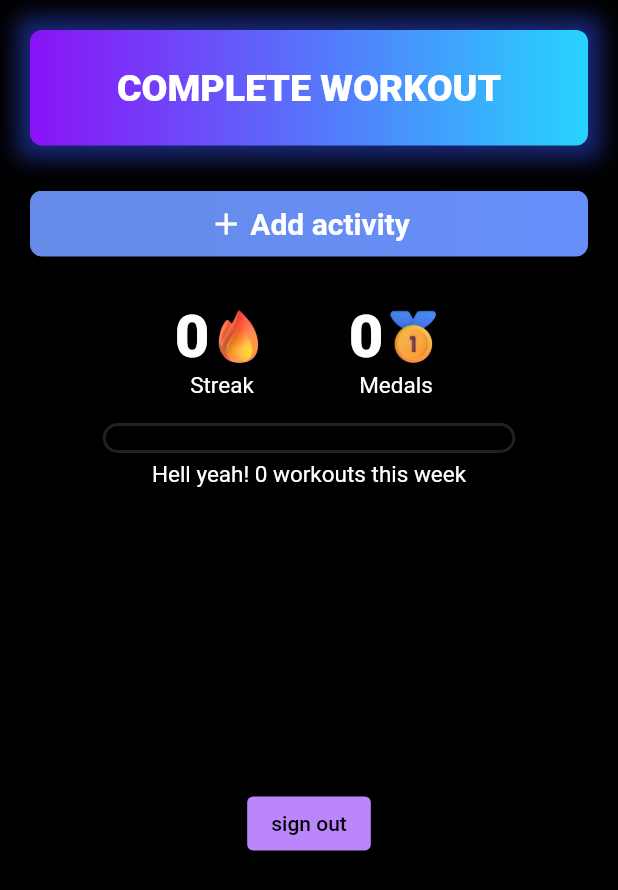
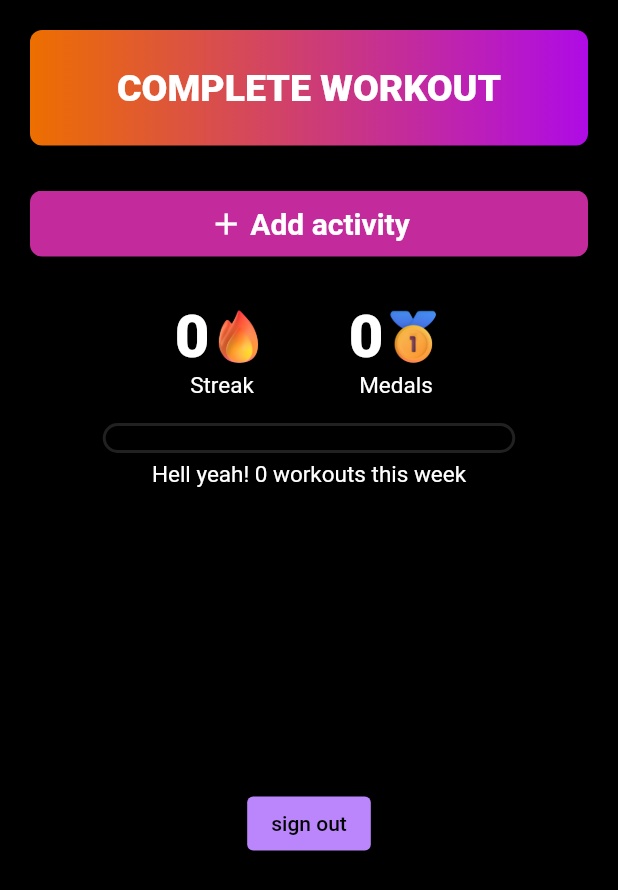
Before and after one commit to ethernetz/hot-summer, a Flutter app: the screen it shows once a user with an empty profile is signed in, after a tap on "START WORKOUT", on a phone screen of 412 x 824 dp. Shown: the top 890 px of the screen. Run offline on Flutter 3.47's test engine with Material 2 defaults, Android fonts, the phone set to English and light mode, and no system bars; our stand-ins replace cloud_firestore, firebase_auth, firebase_core, firebase_crashlytics, google_fonts, google_sign_in and 1 more; accounts and stored records are empty; network calls fail.

Commit message:
try new sunset colors

```diff
--- a/app/lib/components/current_workout.dart
+++ b/app/lib/components/current_workout.dart
@@ -98,14 +98,15 @@ class _CurrentWorkoutState extends State<CurrentWorkout> {
   Button buildAddButton() {
     return Button(
       onPressed: () => addActivity(),
-      gradient: const LinearGradient(
-        begin: Alignment.centerLeft,
-        end: Alignment.centerRight,
-        colors: [
-          Color(0xff668ae7),
-          Color(0xff668ffa),
-        ],
-      ),
+      // gradient: const LinearGradient(
+      //   begin: Alignment.centerLeft,
+      //   end: Alignment.centerRight,
+      //   colors: [
+      //     Color(0xff668ae7),
+      //     Color(0xff668ffa),
+      //   ],
+      // ),
+      color: const Color(0xFFC32B9C),
       child: Row(
         mainAxisAlignment: MainAxisAlignment.center,
         children: [
--- a/app/lib/widgets/hot_button.dart
+++ b/app/lib/widgets/hot_button.dart
@@ -63,16 +63,6 @@ class _HotButtonState extends State<HotButton>
   Widget build(BuildContext context) {
     return ScaleTransition(
       scale: _animation,
-      child: Container(
-        decoration: BoxDecoration(
-          boxShadow: [
-            BoxShadow(
-              color: const Color(0xff3252fa).withOpacity(0.5),
-              spreadRadius: 8,
-              blurRadius: 12,
-            ),
-          ],
-        ),
       child: GestureDetector(
         onTapCancel: _onTapCancel,
         onTapDown: _onTapDown,
@@ -87,8 +77,8 @@ class _HotButtonState extends State<HotButton>
               begin: Alignment.centerLeft,
               end: Alignment.centerRight,
               colors: [
-                  Color(0xff8a12f7),
-                  Color(0xff26d4fe),
+                Color(0xffED6F00),
+                Color(0xffAF0BE6),
               ],
             ),
             borderRadius: BorderRadius.circular(8),
@@ -96,7 +86,6 @@ class _HotButtonState extends State<HotButton>
           child: widget.child,
         ),
       ),
-      ),
     );
   }
 }
--- a/app/lib/widgets/progress_bar.dart
+++ b/app/lib/widgets/progress_bar.dart
@@ -58,7 +58,7 @@ class _ProgressBarState extends State<ProgressBar> {
             borderRadius: BorderRadius.all(
               Radius.circular(20),
             ),
-            color: Color(0xff8a12f7),
+            color: Color(0xff8D0BB4),
           ),
         ),
       ),
```
Lines whose indentation alone changed are shown as unchanged.
